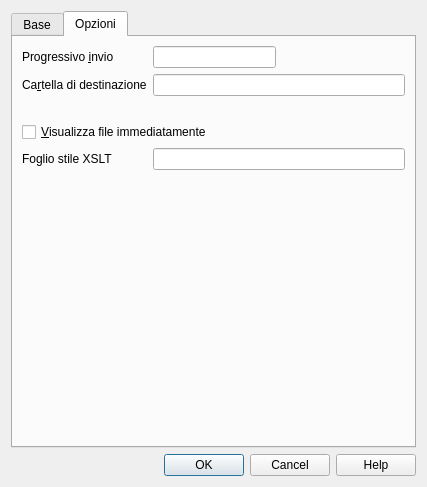
Before: the Qt Designer form Fatture elettroniche/B2B.2021/ch.banana.it.efattura.b2b.dialog.ui in BananaAccounting/Italia, drawn with Qt 5.
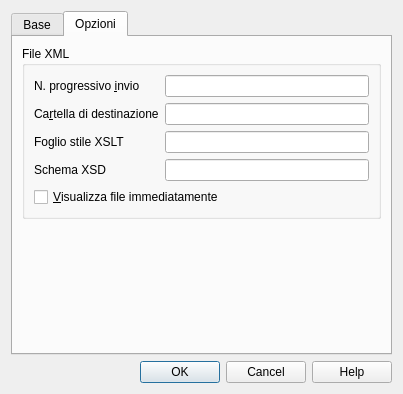
After: the same form once the commit is applied. The open tabs and pages were chosen to show the change.

Patch:
```diff
--- a/Fatture elettroniche/B2B.2021/ch.banana.it.efattura.b2b.dialog.ui
+++ b/Fatture elettroniche/B2B.2021/ch.banana.it.efattura.b2b.dialog.ui
@@ -6,8 +6,8 @@
    <rect>
     <x>0</x>
     <y>0</y>
-    <width>427</width>
-    <height>444</height>
+    <width>384</width>
+    <height>365</height>
    </rect>
   </property>
   <property name="windowTitle">
@@ -247,32 +247,6 @@
          </layout>
         </widget>
        </item>
-       <item>
-        <widget class="QGroupBox" name="stampaGroupBox">
-         <property name="title">
-          <string>Formato</string>
-         </property>
-         <layout class="QVBoxLayout" name="verticalLayout_2">
-          <item>
-           <widget class="QRadioButton" name="stampaHTMLRadioButton">
-            <property name="text">
-             <string>&amp;Anteprima HTML</string>
-            </property>
-            <property name="checked">
-             <bool>true</bool>
-            </property>
-           </widget>
-          </item>
-          <item>
-           <widget class="QRadioButton" name="stampaXMLRadioButton">
-            <property name="text">
-             <string>File &amp;XML per trasmissione</string>
-            </property>
-           </widget>
-          </item>
-         </layout>
-        </widget>
-       </item>
        <item>
         <spacer name="verticalSpacer_4">
          <property name="orientation">
@@ -294,11 +268,17 @@
       </attribute>
       <layout class="QVBoxLayout" name="verticalLayout_3">
        <item>
+        <widget class="QGroupBox" name="stampaGroupBox">
+         <property name="title">
+          <string>File XML</string>
+         </property>
+         <layout class="QVBoxLayout" name="verticalLayout_2">
+          <item>
         <layout class="QGridLayout" name="gridLayout">
          <item row="0" column="0">
           <widget class="QLabel" name="numeroProgressivoLabel">
            <property name="text">
-            <string notr="true">Progressivo &amp;invio</string>
+               <string notr="true">N. progressivo &amp;invio</string>
            </property>
            <property name="buddy">
             <cstring>numeroProgressivoLineEdit</cstring>
@@ -351,19 +331,6 @@
            </property>
           </widget>
          </item>
-         <item row="0" column="2">
-          <spacer name="horizontalSpacer_13">
-           <property name="orientation">
-            <enum>Qt::Horizontal</enum>
-           </property>
-           <property name="sizeHint" stdset="0">
-            <size>
-             <width>40</width>
-             <height>20</height>
-            </size>
-           </property>
-          </spacer>
-         </item>
          <item row="1" column="0">
           <widget class="QLabel" name="destFolderLabel">
            <property name="text">
@@ -374,30 +341,10 @@
            </property>
           </widget>
          </item>
-         <item row="1" column="1" colspan="2">
+            <item row="1" column="1">
           <widget class="QLineEdit" name="destFolderLineEdit"/>
          </item>
-         <item row="2" column="0" colspan="3">
-          <spacer name="horizontalSpacer_2">
-           <property name="orientation">
-            <enum>Qt::Horizontal</enum>
-           </property>
-           <property name="sizeHint" stdset="0">
-            <size>
-             <width>298</width>
-             <height>20</height>
-            </size>
-           </property>
-          </spacer>
-         </item>
-         <item row="3" column="0" colspan="3">
-          <widget class="QCheckBox" name="apriXmlCheckBox">
-           <property name="text">
-            <string>&amp;Visualizza file immediatamente</string>
-           </property>
-          </widget>
-         </item>
-         <item row="4" column="0">
+            <item row="2" column="0">
           <widget class="QLabel" name="xsltLabel">
            <property name="text">
             <string>Foglio stile XSLT</string>
@@ -407,10 +354,33 @@
            </property>
           </widget>
          </item>
-         <item row="4" column="1" colspan="2">
+            <item row="2" column="1">
           <widget class="QLineEdit" name="xsltLineEdit"/>
          </item>
-        </layout>
+            <item row="3" column="0">
+             <widget class="QLabel" name="xsdLabel">
+              <property name="text">
+               <string>Schema XSD</string>
+              </property>
+              <property name="buddy">
+               <cstring>destFolderLineEdit</cstring>
+              </property>
+             </widget>
+            </item>
+            <item row="3" column="1">
+             <widget class="QLineEdit" name="xsdLineEdit"/>
+            </item>
+           </layout>
+          </item>
+          <item>
+           <widget class="QCheckBox" name="apriXmlCheckBox">
+            <property name="text">
+             <string>&amp;Visualizza file immediatamente</string>
+            </property>
+           </widget>
+          </item>
+         </layout>
+        </widget>
        </item>
        <item>
         <spacer name="verticalSpacer">
@@ -420,7 +390,7 @@
          <property name="sizeHint" stdset="0">
           <size>
            <width>20</width>
-           <height>273</height>
+           <height>109</height>
           </size>
          </property>
         </spacer>
```
Left out of the diff: 13 changed lines with no effect on the pictures. Lines whose indentation alone changed are shown as unchanged.
